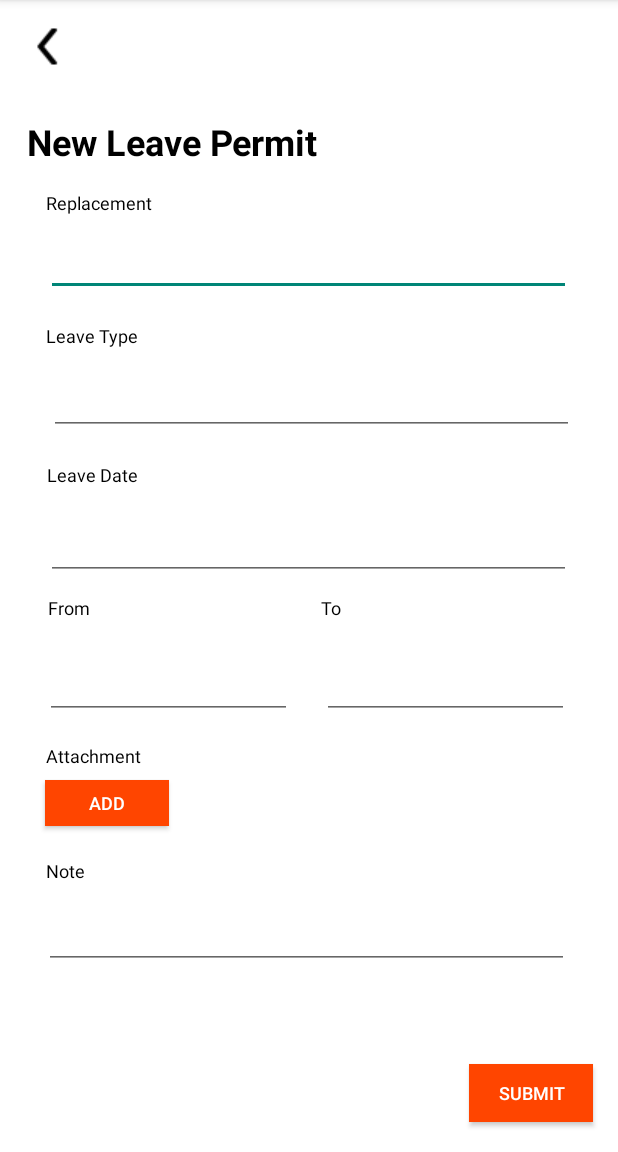
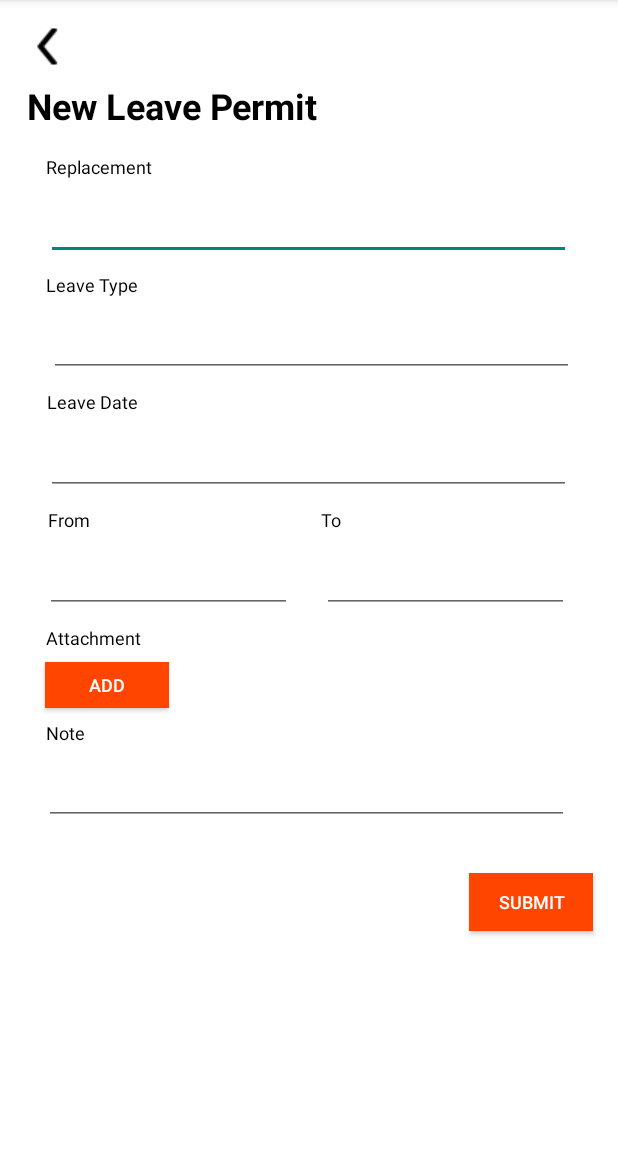
Before and after one commit to hengky9099/Mobile_application, an Android app: the fragment cuti_detail_Fragment shown on its own in the app's theme, on a phone screen of 412 x 824 dp, the part 84-1236 px from its top. Run offline under Robolectric (Android 15) with nearby library versions, the phone set to English and light mode, and no system bars.

Commit message:
Minor UI fix

```diff
--- a/app/src/main/res/layout/fragment_izin_cuti.xml
+++ b/app/src/main/res/layout/fragment_izin_cuti.xml
@@ -10,7 +10,7 @@
         android:id="@+id/textView34"
         android:layout_width="wrap_content"
         android:layout_height="wrap_content"
-        android:layout_marginTop="32dp"
+        android:layout_marginTop="8dp"
         android:text="New Leave Permit"
         android:textColor="#000000"
         android:textSize="24sp"
@@ -52,39 +52,35 @@
         android:id="@+id/textView39"
         android:layout_width="wrap_content"
         android:layout_height="wrap_content"
-        android:layout_marginTop="72dp"
+        android:layout_marginTop="8dp"
         android:text="To"
         android:textColor="#000000"
         android:textSize="12sp"
         app:layout_constraintEnd_toEndOf="parent"
         app:layout_constraintHorizontal_bias="0.456"
         app:layout_constraintStart_toEndOf="@+id/textView38"
-        app:layout_constraintTop_toBottomOf="@+id/textView37" />
+        app:layout_constraintTop_toBottomOf="@+id/editTextDate3" />
 
     <Button
         android:id="@+id/btnAddNewTask"
         android:layout_width="0dp"
         android:layout_height="0dp"
-        android:layout_marginTop="20dp"
-        android:layout_marginBottom="20dp"
+        android:layout_marginTop="32dp"
         android:background="@color/orange"
         android:text="Submit"
         android:textColor="@color/white"
         android:textSize="12sp"
-        app:layout_constraintBottom_toBottomOf="parent"
         app:layout_constraintEnd_toEndOf="parent"
         app:layout_constraintHeight_percent="0.05"
         app:layout_constraintHorizontal_bias="0.949"
         app:layout_constraintStart_toStartOf="parent"
         app:layout_constraintTop_toBottomOf="@+id/editTextTextMultiLine"
-        app:layout_constraintVertical_bias="1.0"
         app:layout_constraintWidth_percent="0.2" />
 
     <EditText
         android:id="@+id/editTextDate3"
         android:layout_width="0dp"
         android:layout_height="0dp"
-        android:layout_marginTop="8dp"
         android:ems="10"
         android:inputType="date"
         app:layout_constraintEnd_toEndOf="parent"
@@ -111,7 +107,6 @@
         android:id="@+id/editTextTextPersonName3"
         android:layout_width="0dp"
         android:layout_height="0dp"
-        android:layout_marginTop="4dp"
         android:ems="17"
         android:inputType="textPersonName"
         app:layout_constraintEnd_toEndOf="parent"
@@ -125,33 +120,32 @@
         android:id="@+id/textView37"
         android:layout_width="wrap_content"
         android:layout_height="wrap_content"
-        android:layout_marginTop="76dp"
+        android:layout_marginTop="8dp"
         android:text="Leave Date"
         android:textColor="#000000"
         android:textSize="12sp"
         app:layout_constraintEnd_toEndOf="parent"
         app:layout_constraintHorizontal_bias="0.09"
         app:layout_constraintStart_toStartOf="parent"
-        app:layout_constraintTop_toBottomOf="@+id/textView36" />
+        app:layout_constraintTop_toBottomOf="@+id/editTextTextPersonName3" />
 
     <TextView
         android:id="@+id/textView38"
         android:layout_width="wrap_content"
         android:layout_height="wrap_content"
-        android:layout_marginTop="72dp"
+        android:layout_marginTop="8dp"
         android:text="From"
         android:textColor="#000000"
         android:textSize="12sp"
         app:layout_constraintEnd_toEndOf="parent"
         app:layout_constraintHorizontal_bias="0.084"
         app:layout_constraintStart_toStartOf="parent"
-        app:layout_constraintTop_toBottomOf="@+id/textView37" />
+        app:layout_constraintTop_toBottomOf="@+id/editTextDate3" />
 
     <EditText
         android:id="@+id/editTextTime2"
         android:layout_width="0dp"
         android:layout_height="0dp"
-        android:layout_marginTop="12dp"
         android:ems="10"
         android:inputType="time"
         app:layout_constraintEnd_toEndOf="parent"
@@ -165,7 +159,6 @@
         android:id="@+id/editTextTextMultiLine"
         android:layout_width="0dp"
         android:layout_height="0dp"
-        android:layout_marginTop="4dp"
         android:ems="10"
         android:gravity="start|top"
         android:inputType="textMultiLine"
@@ -180,7 +173,6 @@
         android:id="@+id/editTextTime"
         android:layout_width="0dp"
         android:layout_height="0dp"
-        android:layout_marginTop="12dp"
         android:ems="10"
         android:inputType="time"
         app:layout_constraintEnd_toEndOf="parent"
@@ -194,7 +186,7 @@
         android:id="@+id/textView40"
         android:layout_width="wrap_content"
         android:layout_height="wrap_content"
-        android:layout_marginTop="16dp"
+        android:layout_marginTop="8dp"
         android:text="Attachment"
         android:textColor="#000000"
         android:textSize="12sp"
@@ -207,14 +199,14 @@
         android:id="@+id/textView41"
         android:layout_width="wrap_content"
         android:layout_height="wrap_content"
-        android:layout_marginTop="60dp"
+        android:layout_marginTop="8dp"
         android:text="Note"
         android:textColor="#000000"
         android:textSize="12sp"
         app:layout_constraintEnd_toEndOf="parent"
         app:layout_constraintHorizontal_bias="0.079"
         app:layout_constraintStart_toStartOf="parent"
-        app:layout_constraintTop_toBottomOf="@+id/textView40" />
+        app:layout_constraintTop_toBottomOf="@+id/button5" />
 
     <Button
         android:id="@+id/button5"
@@ -236,13 +228,13 @@
         android:id="@+id/textView36"
         android:layout_width="wrap_content"
         android:layout_height="wrap_content"
-        android:layout_marginTop="72dp"
+        android:layout_marginTop="8dp"
         android:text="Leave Type"
         android:textColor="#000000"
         android:textSize="12sp"
         app:layout_constraintEnd_toEndOf="parent"
         app:layout_constraintHorizontal_bias="0.087"
         app:layout_constraintStart_toStartOf="parent"
-        app:layout_constraintTop_toBottomOf="@+id/textView35" />
+        app:layout_constraintTop_toBottomOf="@+id/editTextTextPersonName5" />
 
 </androidx.constraintlayout.widget.ConstraintLayout>
```
